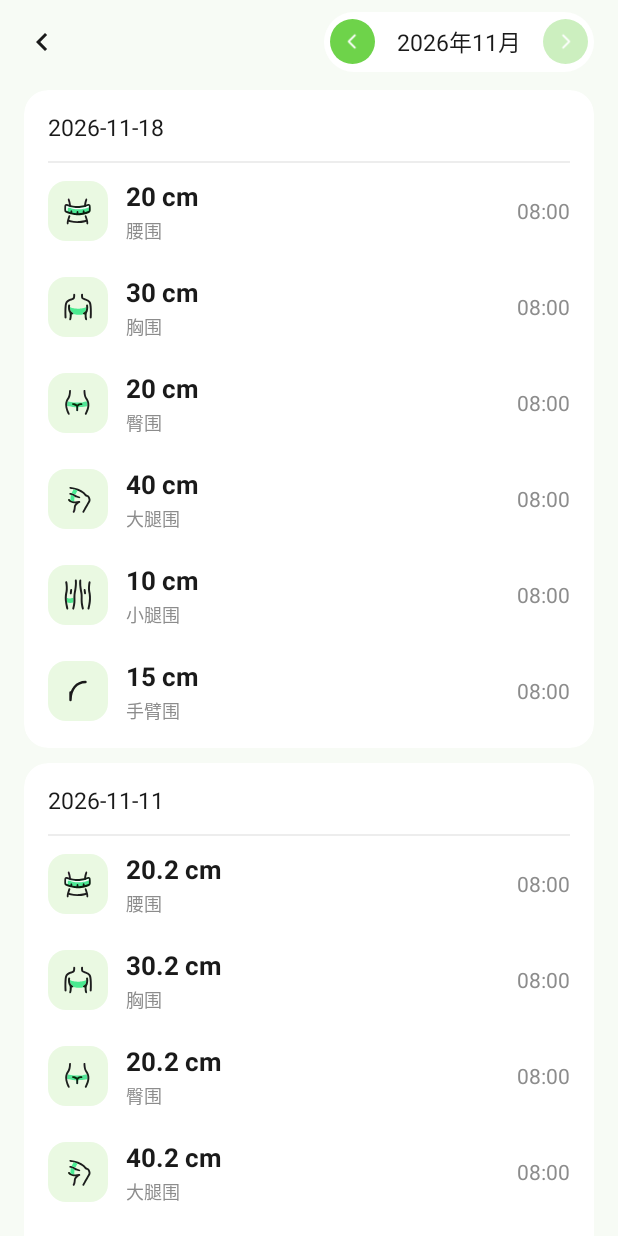
After one commit to MengFuFu/CalorieApp, an Android app: the BodyHistoryFragment screen opened through its navigation route, on a phone screen of 412 x 824 dp. The commit adds this screen. Run offline under Robolectric (Android 15) with nearby library versions, the phone set to English and light mode, and no system bars; our stand-ins replace Dagger/Hilt's generated code.

Commit message:
历史围度查看更多页（按月分组、空态、翻月)

```diff
--- /dev/null
+++ b/app/src/main/java/com/mh/calorie/ui/weight/history/BodyHistoryAdapter.kt
@@ -0,0 +1,63 @@
+package com.mh.calorie.ui.weight.history
+
+import android.view.LayoutInflater
+import android.view.ViewGroup
+import androidx.recyclerview.widget.DiffUtil
+import androidx.recyclerview.widget.ListAdapter
+import androidx.recyclerview.widget.RecyclerView
+import com.mh.calorie.R
+import com.mh.calorie.databinding.ItemBodyHistoryRowBinding
+import com.mh.calorie.databinding.ItemWeightDayBinding
+import com.mh.calorie.ui.weight.body.iconRes
+import com.mh.calorie.ui.weight.body.labelRes
+import java.util.Locale
+
+/** 一天一张卡；卡内行数不定，直接往容器里 inflate（与体重历史页同一套做法） */
+class BodyHistoryAdapter : ListAdapter<BodyDayGroup, BodyHistoryAdapter.DayViewHolder>(DIFF) {
+
+    override fun onCreateViewHolder(parent: ViewGroup, viewType: Int): DayViewHolder {
+        val binding = ItemWeightDayBinding.inflate(
+            LayoutInflater.from(parent.context), parent, false
+        )
+        return DayViewHolder(binding)
+    }
+
+    override fun onBindViewHolder(holder: DayViewHolder, position: Int) {
+        holder.bind(getItem(position))
+    }
+
+    class DayViewHolder(private val binding: ItemWeightDayBinding)
+        : RecyclerView.ViewHolder(binding.root) {
+
+        fun bind(group: BodyDayGroup) {
+            val ctx = binding.root.context
+            binding.tvDate.text = group.dateText
+
+            binding.containerRows.removeAllViews()
+            group.rows.forEach { row ->
+                val rowBinding = ItemBodyHistoryRowBinding.inflate(
+                    LayoutInflater.from(ctx), binding.containerRows, false
+                )
+                rowBinding.ivPartIcon.setImageResource(row.part.iconRes())
+                rowBinding.tvValue.text = ctx.getString(R.string.body_cm_value, formatCm(row.valueCm))
+                rowBinding.tvPart.text = ctx.getString(row.part.labelRes())
+                rowBinding.tvTime.text = row.time
+                binding.containerRows.addView(rowBinding.root)
+            }
+        }
+
+        /** 40 → "40"，40.5 → "40.5" */
+        private fun formatCm(value: Float): String =
+            if (value % 1f == 0f) value.toInt().toString()
+            else String.format(Locale.US, "%.1f", value)
+    }
+
+    private companion object {
+        val DIFF = object : DiffUtil.ItemCallback<BodyDayGroup>() {
+            override fun areItemsTheSame(a: BodyDayGroup, b: BodyDayGroup): Boolean =
+                a.dateText == b.dateText
+
+            override fun areContentsTheSame(a: BodyDayGroup, b: BodyDayGroup): Boolean = a == b
+        }
+    }
+}
--- /dev/null
+++ b/app/src/main/java/com/mh/calorie/ui/weight/history/BodyHistoryFragment.kt
@@ -0,0 +1,64 @@
+package com.mh.calorie.ui.weight.history
+
+import android.os.Bundle
+import android.view.View
+import androidx.core.view.isVisible
+import androidx.fragment.app.Fragment
+import androidx.fragment.app.viewModels
+import androidx.lifecycle.Lifecycle
+import androidx.lifecycle.lifecycleScope
+import androidx.lifecycle.repeatOnLifecycle
+import androidx.navigation.fragment.findNavController
+import androidx.recyclerview.widget.LinearLayoutManager
+import com.mh.calorie.R
+import com.mh.calorie.databinding.FragmentBodyHistoryBinding
+import com.mh.calorie.ui.weight.body.BodyUiState
+import dagger.hilt.android.AndroidEntryPoint
+import kotlinx.coroutines.launch
+
+/** 「历史围度」右上角查看更多进来的页面 */
+@AndroidEntryPoint
+class BodyHistoryFragment : Fragment(R.layout.fragment_body_history) {
+
+    private var _binding: FragmentBodyHistoryBinding? = null
+    private val binding get() = _binding!!
+
+    private val viewModel: BodyHistoryViewModel by viewModels()
+    private val adapter = BodyHistoryAdapter()
+
+    override fun onViewCreated(view: View, savedInstanceState: Bundle?) {
+        _binding = FragmentBodyHistoryBinding.bind(view)
+
+        binding.btnBack.setOnClickListener { findNavController().navigateUp() }
+        binding.btnPrevMonth.setOnClickListener { viewModel.previousMonth() }
+        binding.btnNextMonth.setOnClickListener { viewModel.nextMonth() }
+        // 空态「去记录」= 退回记录页，让用户去点「记录围度」
+        binding.btnGoRecord.setOnClickListener { findNavController().navigateUp() }
+
+        binding.rvHistory.layoutManager = LinearLayoutManager(requireContext())
+        binding.rvHistory.adapter = adapter
+
+        viewLifecycleOwner.lifecycleScope.launch {
+            viewLifecycleOwner.repeatOnLifecycle(Lifecycle.State.STARTED) {
+                viewModel.uiState.collect { render(it) }
+            }
+        }
+    }
+
+    private fun render(state: BodyHistoryUiState) {
+        binding.tvMonth.text = state.monthText
+        adapter.submitList(state.groups)
+
+        binding.groupEmpty.isVisible = state.isEmpty
+        binding.rvHistory.isVisible = !state.isEmpty
+
+        binding.btnNextMonth.isEnabled = state.canGoNext
+        binding.btnNextMonth.alpha = if (state.canGoNext) 1f else 0.35f
+    }
+
+    override fun onDestroy() {
+        super.onDestroy()
+        binding.rvHistory.adapter = null
+        _binding = null
+    }
+}
--- /dev/null
+++ b/app/src/main/java/com/mh/calorie/ui/weight/history/BodyHistoryUiState.kt
@@ -0,0 +1,25 @@
+package com.mh.calorie.ui.weight.history
+
+import com.mh.calorie.core.domain.model.BodyPart
+
+/** 卡片里的一行：时刻 + 部位 + 数值（部位名/图标由 Adapter 用 Context 解析，
+ *  UiState 不持有 Context） */
+data class BodyHistoryRow(
+    val time: String,
+    val part: BodyPart,
+    val valueCm: Float
+)
+
+/** 一天 = 一张卡 */
+data class BodyDayGroup(
+    val dateText: String,
+    val rows: List<BodyHistoryRow>
+)
+
+/** 历史围度列表页的渲染状态 */
+data class BodyHistoryUiState (
+    val monthText: String = "",
+    val groups: List<BodyDayGroup> = emptyList(),
+    val isEmpty: Boolean = true,
+    val canGoNext: Boolean = false
+)
--- /dev/null
+++ b/app/src/main/java/com/mh/calorie/ui/weight/history/BodyHistoryViewModel.kt
@@ -0,0 +1,71 @@
+package com.mh.calorie.ui.weight.history
+
+import androidx.lifecycle.ViewModel
+import com.mh.calorie.data.temp.TempBodyMeasurementRepository
+import dagger.hilt.android.lifecycle.HiltViewModel
+import kotlinx.coroutines.flow.MutableStateFlow
+import kotlinx.coroutines.flow.StateFlow
+import kotlinx.coroutines.flow.asStateFlow
+import java.time.YearMonth
+import java.time.format.DateTimeFormatter
+import java.util.Locale
+import javax.inject.Inject
+
+@HiltViewModel
+class BodyHistoryViewModel @Inject constructor(
+    private val repo: TempBodyMeasurementRepository
+) : ViewModel() {
+
+    private val _uiState = MutableStateFlow(BodyHistoryUiState())
+    val uiState: StateFlow<BodyHistoryUiState> = _uiState.asStateFlow()
+
+    private var month: YearMonth = YearMonth.now()
+
+    init {
+        refresh()
+    }
+
+    fun previousMonth() {
+        month = month.minusMonths(1)
+        refresh()
+    }
+
+    fun nextMonth() {
+        // 到当前月就停，避免翻到「未来的空月份」
+        if(month >= YearMonth.now()) return
+        month = month.plusMonths(1)
+        refresh()
+    }
+
+    private fun refresh() {
+        val groups = repo.records.value
+            .filter { YearMonth.from(it.date) == month }
+            .groupBy { it.date }
+            .toSortedMap(reverseOrder()) // 日期倒序：今天在最上面
+            .map { (date, list) ->
+                BodyDayGroup(
+                    dateText = date.format(DAY_FORMAT),
+                    rows = list.sortedByDescending { it.recordedAt }.map {
+                        BodyHistoryRow(
+                            time = it.recordedAt.format(TIME_FORMAT),
+                            part = it.part,
+                            valueCm = it.valueCm
+                        )
+                    }
+                )
+            }
+
+        _uiState.value = BodyHistoryUiState(
+            monthText = month.format(MONTH_FORMAT),
+            groups = groups,
+            isEmpty = groups.isEmpty(),
+            canGoNext = month < YearMonth.now()
+        )
+    }
+
+    private companion object {
+        val DAY_FORMAT: DateTimeFormatter = DateTimeFormatter.ofPattern("yyyy-MM-dd", Locale.CHINA)
+        val TIME_FORMAT: DateTimeFormatter = DateTimeFormatter.ofPattern("HH:mm", Locale.CHINA)
+        val MONTH_FORMAT: DateTimeFormatter = DateTimeFormatter.ofPattern("yyyy年M月", Locale.CHINA)
+    }
+}
--- a/app/src/main/java/com/mh/calorie/ui/weight/record/WeightRecordFragment.kt
+++ b/app/src/main/java/com/mh/calorie/ui/weight/record/WeightRecordFragment.kt
@@ -100,6 +100,10 @@ class WeightRecordFragment : Fragment(R.layout.fragment_weight_record) {
             bodyViewModel.setRange(if(index == 0) 30 else 7)
         }
         bodyPage.tvBodyPartFilter.setOnClickListener { showPartPicker() }
+        // 历史围度 › 查看更多
+        bodyPage.tvBodyMore.setOnClickListener {
+            findNavController().navigate(R.id.action_weightRecordFragment_to_bodyHistoryFragment)
+        }
 
         viewLifecycleOwner.lifecycleScope.launch {
             viewLifecycleOwner.repeatOnLifecycle(Lifecycle.State.STARTED) {
--- /dev/null
+++ b/app/src/main/res/layout/fragment_body_history.xml
@@ -0,0 +1,132 @@
+<?xml version="1.0" encoding="utf-8"?>
+<androidx.constraintlayout.widget.ConstraintLayout xmlns:android="http://schemas.android.com/apk/res/android"
+    xmlns:app="http://schemas.android.com/apk/res-auto"
+    xmlns:tools="http://schemas.android.com/tools"
+    android:layout_width="match_parent"
+    android:layout_height="match_parent"
+    android:background="@color/bg_page">
+
+    <ImageView
+        android:id="@+id/btnBack"
+        android:layout_width="40dp"
+        android:layout_height="40dp"
+        android:layout_marginStart="8dp"
+        android:layout_marginTop="8dp"
+        android:background="?attr/selectableItemBackgroundBorderless"
+        android:contentDescription="@string/body_history_title"
+        android:padding="8dp"
+        android:src="@drawable/ic_back"
+        app:layout_constraintStart_toStartOf="parent"
+        app:layout_constraintTop_toTopOf="parent"
+        app:tint="@color/text_primary" />
+
+    <!-- 月份胶囊：结构同历史体重页，宽度靠 tvMonth 的 minWidth 固定 -->
+    <LinearLayout
+        android:layout_width="wrap_content"
+        android:layout_height="40dp"
+        android:layout_marginTop="8dp"
+        android:layout_marginEnd="16dp"
+        android:background="@drawable/bg_month_pill"
+        android:gravity="center_vertical"
+        android:orientation="horizontal"
+        android:paddingHorizontal="4dp"
+        app:layout_constraintEnd_toEndOf="parent"
+        app:layout_constraintTop_toTopOf="parent">
+
+        <ImageView
+            android:id="@+id/btnPrevMonth"
+            android:layout_width="30dp"
+            android:layout_height="30dp"
+            android:background="@drawable/bg_month_arrow"
+            android:contentDescription="@string/weight_month_prev"
+            android:padding="7dp"
+            android:rotation="180"
+            android:src="@drawable/ic_chevron_right"
+            app:tint="@color/white" />
+
+        <TextView
+            android:id="@+id/tvMonth"
+            android:layout_width="wrap_content"
+            android:layout_height="wrap_content"
+            android:layout_marginHorizontal="12dp"
+            android:gravity="center"
+            android:maxLines="1"
+            android:minWidth="88dp"
+            android:textColor="@color/text_primary"
+            android:textSize="15sp"
+            tools:text="2026年11月" />
+
+        <ImageView
+            android:id="@+id/btnNextMonth"
+            android:layout_width="30dp"
+            android:layout_height="30dp"
+            android:background="@drawable/bg_month_arrow"
+            android:contentDescription="@string/weight_month_next"
+            android:padding="7dp"
+            android:src="@drawable/ic_chevron_right"
+            app:tint="@color/white" />
+    </LinearLayout>
+
+    <androidx.recyclerview.widget.RecyclerView
+        android:id="@+id/rvHistory"
+        android:layout_width="match_parent"
+        android:layout_height="0dp"
+        android:clipToPadding="false"
+        android:paddingTop="12dp"
+        android:paddingBottom="24dp"
+        app:layout_constraintBottom_toBottomOf="parent"
+        app:layout_constraintEnd_toEndOf="parent"
+        app:layout_constraintStart_toStartOf="parent"
+        app:layout_constraintTop_toBottomOf="@id/btnBack"
+        tools:listitem="@layout/item_weight_day" />
+
+    <!-- 空态：插图有素材后替换 FrameLayout 里的内容即可 -->
+    <LinearLayout
+        android:id="@+id/groupEmpty"
+        android:layout_width="wrap_content"
+        android:layout_height="wrap_content"
+        android:gravity="center_horizontal"
+        android:orientation="vertical"
+        android:visibility="gone"
+        app:layout_constraintBottom_toBottomOf="parent"
+        app:layout_constraintEnd_toEndOf="parent"
+        app:layout_constraintStart_toStartOf="parent"
+        app:layout_constraintTop_toTopOf="parent"
+        tools:visibility="visible">
+
+        <FrameLayout
+            android:layout_width="120dp"
+            android:layout_height="120dp"
+            android:background="@drawable/bg_empty_circle">
+
+            <ImageView
+                android:layout_width="56dp"
+                android:layout_height="56dp"
+                android:layout_gravity="center"
+                android:contentDescription="@null"
+                android:scaleType="fitCenter"
+                android:src="@drawable/ic_body_waist" />
+        </FrameLayout>
+
+        <TextView
+            android:layout_width="wrap_content"
+            android:layout_height="wrap_content"
+            android:layout_marginTop="16dp"
+            android:text="@string/body_history_empty"
+            android:textColor="@color/text_secondary"
+            android:textSize="14sp" />
+
+        <TextView
+            android:id="@+id/btnGoRecord"
+            android:layout_width="wrap_content"
+            android:layout_height="36dp"
+            android:layout_marginTop="16dp"
+            android:background="@drawable/bg_go_record"
+            android:gravity="center"
+            android:minWidth="104dp"
+            android:paddingHorizontal="24dp"
+            android:text="@string/body_history_go_record"
+            android:textColor="@color/brand_green_dark"
+            android:textSize="14sp" />
+    </LinearLayout>
+</androidx.constraintlayout.widget.ConstraintLayout>
--- /dev/null
+++ b/app/src/main/res/layout/item_body_history_row.xml
@@ -0,0 +1,60 @@
+<?xml version="1.0" encoding="utf-8"?>
+<LinearLayout xmlns:android="http://schemas.android.com/apk/res/android"
+    xmlns:app="http://schemas.android.com/apk/res-auto"
+    xmlns:tools="http://schemas.android.com/tools"
+    android:layout_width="match_parent"
+    android:layout_height="wrap_content"
+    android:gravity="center_vertical"
+    android:orientation="horizontal"
+    android:paddingHorizontal="16dp"
+    android:paddingVertical="10dp">
+
+    <!-- 40dp 圆角底托；部位图标是多色矢量，不 tint，靠 fitCenter 缩进 24dp 里 -->
+    <FrameLayout
+        android:layout_width="40dp"
+        android:layout_height="40dp"
+        android:background="@drawable/bg_history_icon">
+
+        <ImageView
+            android:id="@+id/ivPartIcon"
+            android:layout_width="24dp"
+            android:layout_height="24dp"
+            android:layout_gravity="center"
+            android:contentDescription="@null"
+            android:scaleType="fitCenter" />
+    </FrameLayout>
+
+    <LinearLayout
+        android:layout_width="0dp"
+        android:layout_height="wrap_content"
+        android:layout_marginStart="12dp"
+        android:layout_weight="1"
+        android:orientation="vertical">
+
+        <TextView
+            android:id="@+id/tvValue"
+            android:layout_width="wrap_content"
+            android:layout_height="wrap_content"
+            android:textColor="@color/text_primary"
+            android:textSize="17sp"
+            android:textStyle="bold"
+            tools:text="23 cm" />
+
+        <TextView
+            android:id="@+id/tvPart"
+            android:layout_width="wrap_content"
+            android:layout_height="wrap_content"
+            android:layout_marginTop="2dp"
+            android:textColor="@color/text_secondary"
+            android:textSize="12sp"
+            tools:text="腰围" />
+    </LinearLayout>
+
+    <TextView
+        android:id="@+id/tvTime"
+        android:layout_width="wrap_content"
+        android:layout_height="wrap_content"
+        android:textColor="@color/text_secondary"
+        android:textSize="14sp"
+        tools:text="19:50" />
+</LinearLayout>
--- a/app/src/main/res/navigation/main_nav_graph.xml
+++ b/app/src/main/res/navigation/main_nav_graph.xml
@@ -28,12 +28,20 @@
         <action
             android:id="@+id/action_weightRecordFragment_to_weightHistoryFragment"
             app:destination="@id/weightHistoryFragment" />
+
+        <action
+            android:id="@+id/action_weightRecordFragment_to_bodyHistoryFragment"
+            app:destination="@id/bodyHistoryFragment" />
     </fragment>
 
     <fragment
         android:id="@+id/weightHistoryFragment"
         android:name="com.mh.calorie.ui.weight.history.WeightHistoryFragment"
         android:label="@string/weight_history_title" />
+    <fragment
+        android:id="@+id/bodyHistoryFragment"
+        android:name="com.mh.calorie.ui.weight.history.BodyHistoryFragment"
+        android:label="@string/body_history_title" />
 
     <fragment
         android:id="@+id/planFragment"
--- a/app/src/main/res/values/strings.xml
+++ b/app/src/main/res/values/strings.xml
@@ -139,4 +139,8 @@
     <string name="body_input_empty">至少填写一项围度</string>
 
     <string name="body_part_picker_title">选择部位</string>
+
+    <string name="body_history_empty">还没有记录过围度哦</string>
+    <string name="body_history_go_record">去记录</string>
+    <string name="body_cm_value">%1$s cm</string>
 </resources>
```
